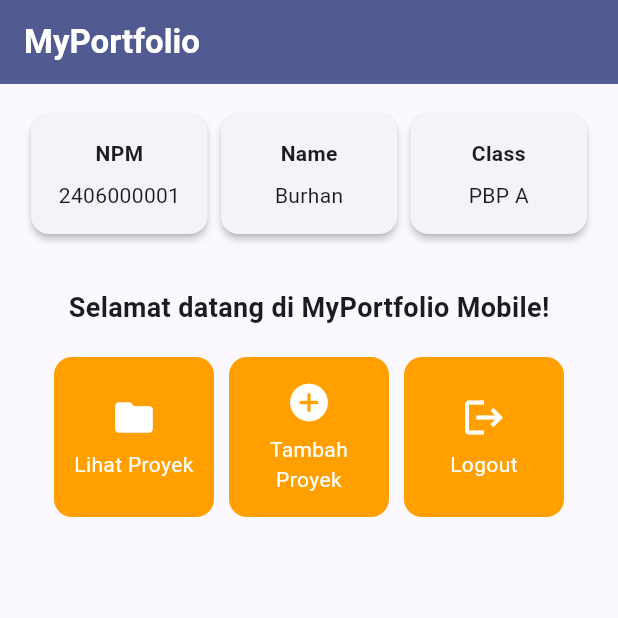
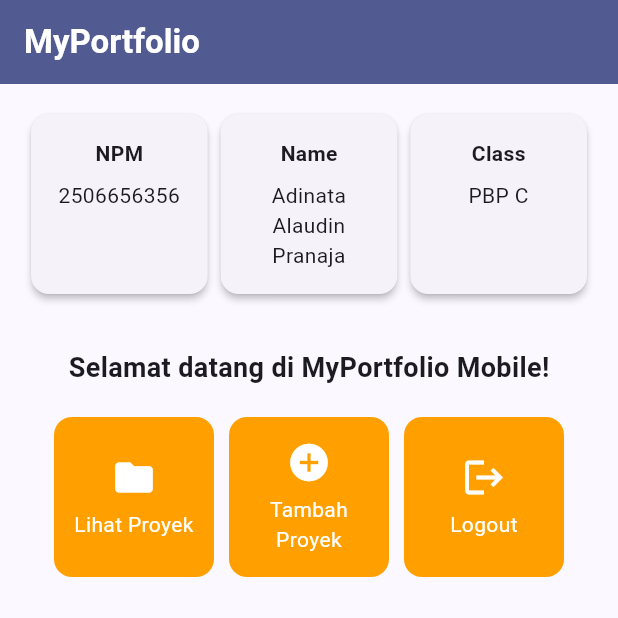
Before and after one commit to adinatapranaja/myportofolio_mobile, a Flutter app: the screen it shows after launch, on a phone screen of 412 x 824 dp, the top half of it. Run offline on Flutter 3.47's test engine with Material 3 defaults, Android fonts, the phone set to English and light mode, and no system bars.

Commit message:
feat: show my own profile in the info cards

```diff
--- a/lib/menu.dart
+++ b/lib/menu.dart
@@ -3,9 +3,9 @@ import 'package:flutter/material.dart';
 class MyHomePage extends StatelessWidget {
   const MyHomePage({super.key});
 
-  final String npm = "2406000001";
-  final String nama = "Burhan";
-  final String kelas = "PBP A";
+  final String npm = "2506656356";
+  final String nama = "Adinata Alaudin Pranaja";
+  final String kelas = "PBP C";
 
   static const List<ItemHomepage> items = [
     ItemHomepage("Lihat Proyek", Icons.folder),
@@ -32,13 +32,18 @@ class MyHomePage extends StatelessWidget {
           crossAxisAlignment: CrossAxisAlignment.center,
           children: [
             // Baris horizontal untuk menampilkan 3 InfoCard secara sejajar.
-            Row(
+            // IntrinsicHeight + stretch membuat ketiga kartu setinggi kartu
+            // tertinggi, sehingga nama yang turun ke dua baris tetap rapi.
+            IntrinsicHeight(
+              child: Row(
                 mainAxisAlignment: MainAxisAlignment.spaceEvenly,
+                crossAxisAlignment: CrossAxisAlignment.stretch,
                 children: [
                   InfoCard(title: 'NPM', content: npm),
                   InfoCard(title: 'Name', content: nama),
                   InfoCard(title: 'Class', content: kelas),
                 ],
+              ),
             ),
             const SizedBox(height: 16.0),
             // Bagian tengah: pesan sambutan dan kisi tombol menu portofolio.
@@ -99,7 +104,7 @@ class InfoCard extends StatelessWidget {
           children: [
             Text(title, style: const TextStyle(fontWeight: FontWeight.bold)),
             const SizedBox(height: 8.0),
-            Text(content),
+            Text(content, textAlign: TextAlign.center),
           ],
         ),
       ),
```
Also changed, not shown: 1 other file. Lines whose indentation alone changed are shown as unchanged.
